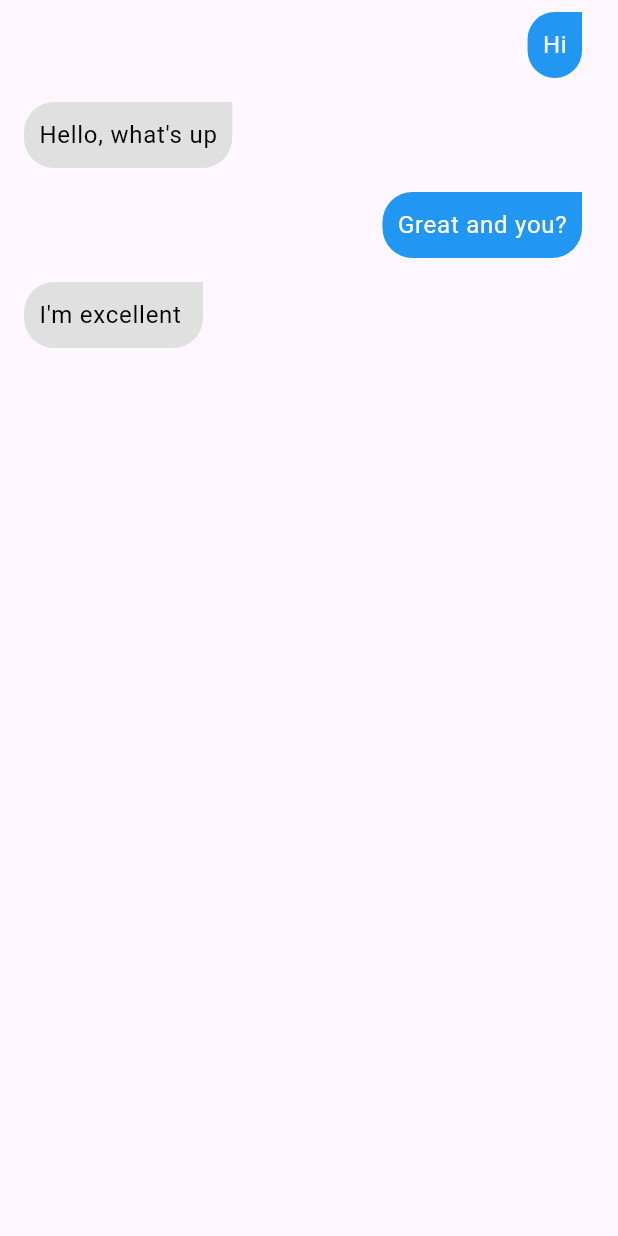
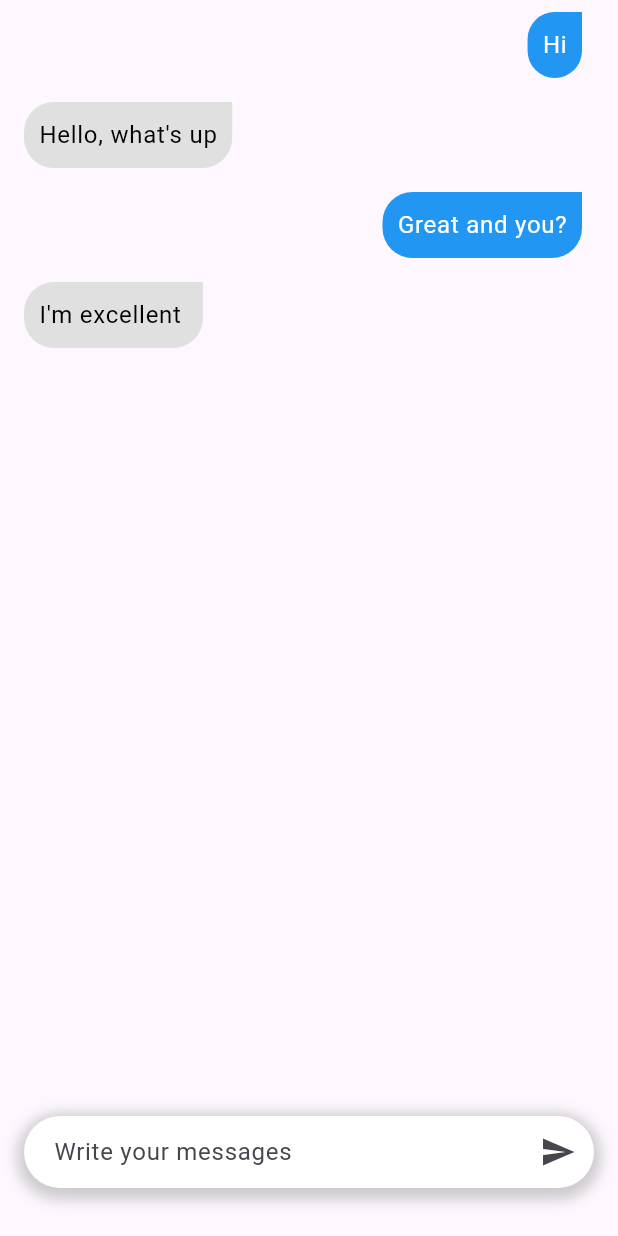
Before and after one commit to scs0209/chat-genius, a Flutter app: the screen it shows after launch, on a phone screen of 412 x 824 dp. Run offline on Flutter 3.47's test engine with Material 3 defaults, Android fonts, the phone set to English and light mode, and no system bars.

Commit message:
feat: 사용자 입력 필드 추가
- TextEditingController를 추가하여 사용자 입력을 관리
- 채팅 인터페이스 하단에 사용자 입력 필드 추가
- 입력 필드에 데코레이션과 그림자 적용 효과
- 사용자가 메시지를 입력할 수 있도록 TextField 위젯 사용
- 메시지 전송 버튼 (IconButton) 추가

```diff
--- a/lib/my_home_page.dart
+++ b/lib/my_home_page.dart
@@ -9,6 +9,7 @@ class MyHomePage extends StatefulWidget {
 }
 
 class _MyHomePageState extends State<MyHomePage> {
+  final TextEditingController _controller = TextEditingController();
   final List<Message> _messages = [
     Message(text: "Hi", isUser: true),
     Message(text: "Hello, what's up", isUser: false),
@@ -59,7 +60,46 @@ class _MyHomePageState extends State<MyHomePage> {
               },
             ),
           ),
+
           // user input
+          Padding(
+            padding: const EdgeInsets.only(
+                bottom: 32, top: 16.0, left: 16.0, right: 16.0),
+            child: Container(
+              decoration: BoxDecoration(
+                  color: Colors.white,
+                  borderRadius: BorderRadius.circular(32),
+                  boxShadow: [
+                    BoxShadow(
+                      color: Colors.grey.withOpacity(0.5),
+                      spreadRadius: 5,
+                      blurRadius: 7,
+                      offset: Offset(0, 3),
+                    )
+                  ]),
+              child: Row(
+                children: [
+                  Expanded(
+                    child: TextField(
+                      controller: _controller,
+                      decoration: InputDecoration(
+                        hintText: 'Write your messages',
+                        border: InputBorder.none,
+                        contentPadding: EdgeInsets.symmetric(horizontal: 20),
+                      ),
+                    ),
+                  ),
+                  SizedBox(
+                    width: 8,
+                  ),
+                  IconButton(
+                    onPressed: () {},
+                    icon: Icon(Icons.send),
+                  ),
+                ],
+              ),
+            ),
+          ),
         ],
       ),
     );
```
